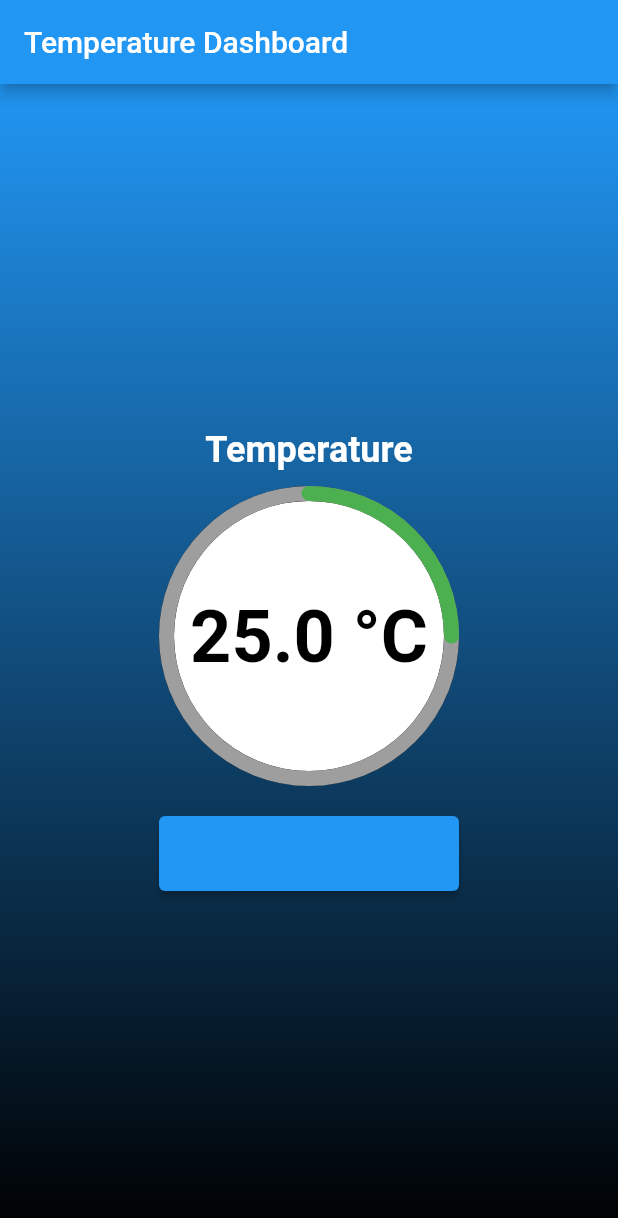
After one commit to Alexilobos/native_robot_medico, a Flutter app: the Dashboard screen opened directly, after a tap on "Actualizar", on a phone screen of 412 x 824 dp. The commit adds this screen. Shown: the top 1218 px of the screen. Run offline on Flutter 3.47's test engine with Material 2 defaults, Android fonts, the phone set to English and light mode, and no system bars; our stand-ins replace flutter_svg.

Commit message:
se trabajo el menu de personalizado y ya se hizo una estructura y diseño de temperatura

```diff
--- a/lib/main.dart
+++ b/lib/main.dart
@@ -1,4 +1,6 @@
+//import 'dart:math';
 import 'package:flutter/material.dart';
+
 import 'home.dart';
 
 void main() => runApp(const MyApp());
@@ -19,14 +21,10 @@ class RobotEyesApp extends StatelessWidget {
 
   @override
   Widget build(BuildContext context) {
-
     return Scaffold(
-      appBar: AppBar(
-        title: const Text('Robot Eyes'),
-      ),
+      backgroundColor: const Color.fromARGB(255, 75, 72, 72),
       body: InkWell(
         onTap: () {
-          //print('Presioné la pantalla');
           Navigator.push(
             context,
             MaterialPageRoute(builder: (context) => const GridCardApp()),
@@ -134,7 +132,7 @@ class _RobotEyesState extends State<RobotEyes>
                 animation: _animationController,
                 builder: (context, child) {
                   return Eye(
-                    color: Colors.white,
+                    color: Colors.black,
                     borderColor: _colorAnimation.value,
                     borderWidth: containerSize * 0.05,
                     sizeFactor: containerSize,
@@ -148,7 +146,7 @@ class _RobotEyesState extends State<RobotEyes>
                 animation: _animationController,
                 builder: (context, child) {
                   return Eye(
-                    color: Colors.white,
+                    color: Colors.black,
                     borderColor: _colorAnimation.value,
                     borderWidth: containerSize * 0.05,
                     sizeFactor: containerSize,
--- /dev/null
+++ b/lib/temperatura.dart
@@ -0,0 +1,189 @@
+import 'package:flutter/material.dart';
+import 'dart:math';
+
+class TemperatureInterface extends StatelessWidget {
+  const TemperatureInterface({super.key});
+
+  @override
+  Widget build(BuildContext context) {
+    return MaterialApp(
+      title: 'Temperature Dashboard',
+      theme: ThemeData(
+        primarySwatch: Colors.blue,
+      ),
+      home: const Dashboard(),
+    );
+  }
+}
+
+class Dashboard extends StatefulWidget {
+  const Dashboard({super.key});
+
+  @override
+  _DashboardState createState() => _DashboardState();
+}
+
+class _DashboardState extends State<Dashboard> {
+  double temperature = 0.0;
+
+  void updateTemperature(double newTemperature) {
+    setState(() {
+      temperature = newTemperature;
+    });
+  }
+
+  Color getCircleColor() {
+    if (temperature >= 90) {
+      return Colors.red;
+    } else if (temperature >= 70) {
+      return Colors.orange;
+    } else {
+      return Colors.green;
+    }
+  }
+
+  @override
+  Widget build(BuildContext context) {
+    return Scaffold(
+      appBar: AppBar(
+        title: const Text('Temperature Dashboard'),
+      ),
+      body: Container(
+        decoration: const BoxDecoration(
+          gradient: LinearGradient(
+            begin: Alignment.topCenter,
+            end: Alignment.bottomCenter,
+            colors: [Colors.blue, Colors.black],
+          ),
+        ),
+        child: Center(
+          child: Column(
+            mainAxisAlignment: MainAxisAlignment.center,
+            children: <Widget>[
+              const Text(
+                'Temperature',
+                style: TextStyle(
+                  fontSize: 24,
+                  color: Colors.white,
+                  fontWeight: FontWeight.bold,
+                ),
+              ),
+              const SizedBox(height: 10),
+              Container(
+                width: 200,
+                height: 200,
+                decoration: const BoxDecoration(
+                  shape: BoxShape.circle,
+                  color: Colors.black,
+                ),
+                child: Stack(
+                  children: [
+                    Center(
+                      child: Container(
+                        width: 180,
+                        height: 180,
+                        decoration: const BoxDecoration(
+                          shape: BoxShape.circle,
+                          color: Colors.white,
+                        ),
+                        child: Center(
+                          child: Text(
+                            '$temperature °C',
+                            style: const TextStyle(
+                              fontSize: 48,
+                              color: Colors.black,
+                              fontWeight: FontWeight.bold,
+                            ),
+                          ),
+                        ),
+                      ),
+                    ),
+                    CustomPaint(
+                      foregroundPainter: CircleProgressPainter(
+                        outlineColor: Colors.grey,
+                        progressColor: getCircleColor(),
+                        strokeWidth: 10,
+                        progress: min(temperature / 100, 1.0),
+                      ),
+                      child: Container(),
+                    ),
+                  ],
+                ),
+              ),
+              const SizedBox(height: 20),
+              SizedBox(
+                width: 200,
+                height: 50,
+                child: ElevatedButton(
+                  onPressed: () {
+                    // Simular actualización de temperatura
+                    double newTemperature = 25 + (DateTime.now().second % 10) / 10;
+                    updateTemperature(newTemperature);
+                  },
+                  child: const Text(
+                    'Actualizar',
+                    style: TextStyle(
+                      fontSize: 20,
+                      color: Colors.blue,
+                      fontWeight: FontWeight.bold,
+                    ),
+                  ),
+                ),
+              ),
+            ],
+          ),
+        ),
+      ),
+    );
+  }
+}
+
+class CircleProgressPainter extends CustomPainter {
+  final Color outlineColor;
+  final Color progressColor;
+  final double strokeWidth;
+  final double progress;
+
+  CircleProgressPainter({
+    required this.outlineColor,
+    required this.progressColor,
+    required this.strokeWidth,
+    required this.progress,
+  });
+
+  @override
+  void paint(Canvas canvas, Size size) {
+    final paint = Paint()
+      ..color = outlineColor
+      ..strokeWidth = strokeWidth
+      ..style = PaintingStyle.stroke;
+
+    final center = Offset(size.width / 2, size.height / 2);
+    final radius = min(size.width / 2, size.height / 2) - strokeWidth / 2;
+
+    canvas.drawCircle(center, radius, paint);
+
+    final progressPaint = Paint()
+      ..color = progressColor
+      ..strokeWidth = strokeWidth
+      ..style = PaintingStyle.stroke
+      ..strokeCap = StrokeCap.round;
+
+    final progressAngle = 2 * pi * progress;
+    canvas.drawArc(
+      Rect.fromCircle(center: center, radius: radius),
+      -pi / 2,
+      progressAngle,
+      false,
+      progressPaint,
+    );
+  }
+
+  @override
+  bool shouldRepaint(CircleProgressPainter oldDelegate) {
+    return progress != oldDelegate.progress ||
+        outlineColor != oldDelegate.outlineColor ||
+        progressColor != oldDelegate.progressColor ||
+        strokeWidth != oldDelegate.strokeWidth;
+  }
+}
```
Also changed, not shown: lib/oxigenacion.dart (added, +58 -0 lines), lib/personalizado.dart (+70 -9 lines).
